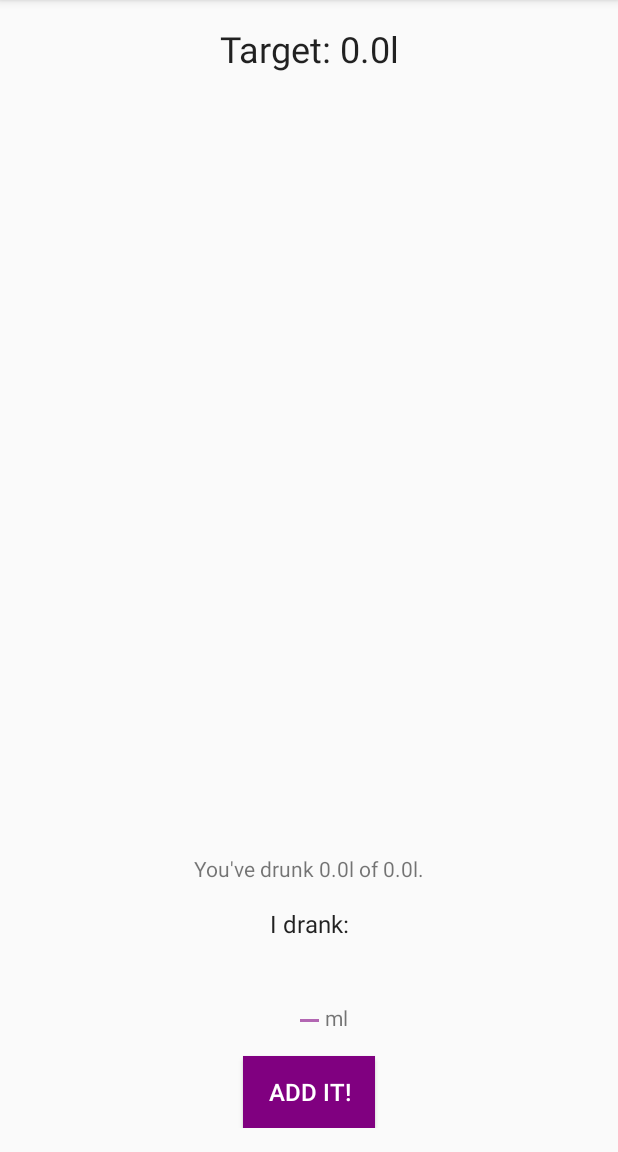
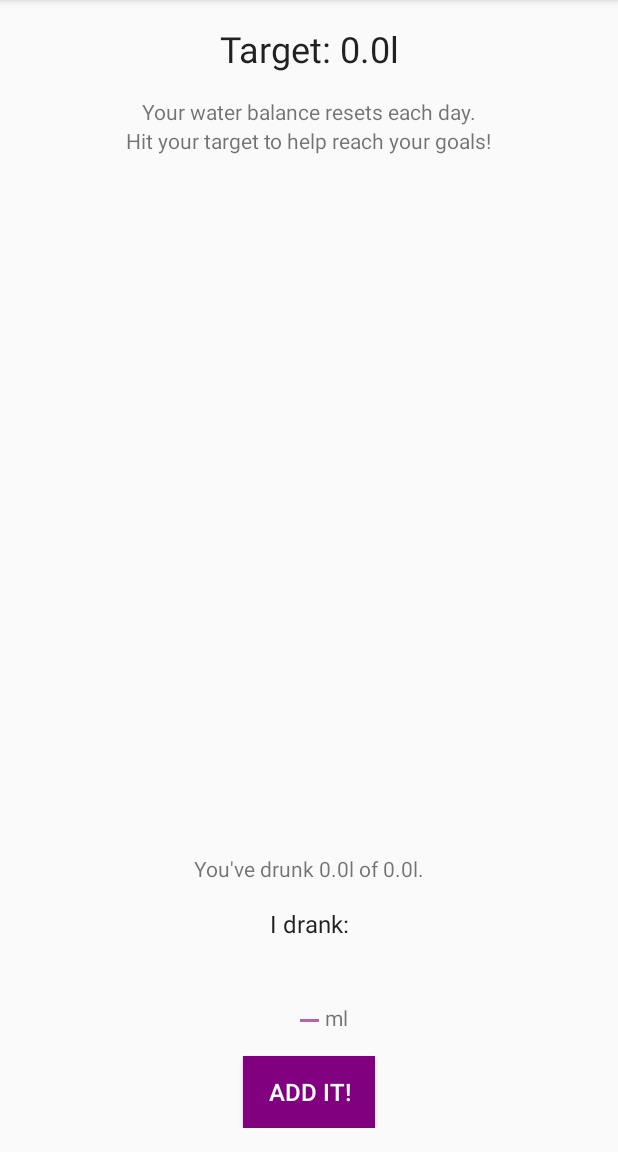
Before and after one commit to markscottUWS/MNSAProject, an Android app: the WaterActivity screen opened directly, with no data from a screen before it, on a phone screen of 412 x 824 dp, the part 84-1236 px from its top. Run offline under Robolectric (Android 15) with nearby library versions, the phone set to English and light mode, and no system bars.

Commit message:
UI water changes

```diff
--- a/app/src/main/res/layout/activity_water.xml
+++ b/app/src/main/res/layout/activity_water.xml
@@ -12,17 +12,38 @@
         android:layout_width="wrap_content"
         android:layout_height="wrap_content"
         app:layout_constraintTop_toTopOf="parent"
-        app:layout_constraintBottom_toTopOf="@id/drop_imageview"
+        app:layout_constraintBottom_toTopOf="@id/water_daily_textview"
         app:layout_constraintLeft_toLeftOf="parent"
         app:layout_constraintRight_toRightOf="parent"
         android:text="@string/water_target"
         style="@style/TextAppearance.AppCompat.Headline"/>
 
+    <TextView
+        android:id="@+id/water_daily_textview"
+        android:layout_width="wrap_content"
+        android:layout_height="wrap_content"
+        app:layout_constraintLeft_toLeftOf="parent"
+        app:layout_constraintRight_toRightOf="parent"
+        app:layout_constraintTop_toBottomOf="@id/target_textview"
+        app:layout_constraintBottom_toTopOf="@id/water_motivate"
+        android:text="@string/water_balance_day"
+        android:layout_marginTop="@dimen/margin_standard"/>
+
+    <TextView
+        android:id="@+id/water_motivate"
+        android:layout_width="wrap_content"
+        android:layout_height="wrap_content"
+        app:layout_constraintLeft_toLeftOf="parent"
+        app:layout_constraintRight_toRightOf="parent"
+        app:layout_constraintTop_toBottomOf="@id/water_daily_textview"
+        app:layout_constraintBottom_toTopOf="@id/drop_imageview"
+        android:text="@string/water_balance_motivate"/>
+
     <ImageView
         android:id="@+id/drop_imageview"
         android:layout_width="0dp"
         android:layout_height="0dp"
-        app:layout_constraintTop_toBottomOf="@id/target_textview"
+        app:layout_constraintTop_toBottomOf="@id/water_motivate"
         app:layout_constraintBottom_toTopOf="@id/so_far_textview"
         app:layout_constraintLeft_toLeftOf="parent"
         app:layout_constraintRight_toRightOf="parent"
--- a/app/src/main/res/values/strings.xml
+++ b/app/src/main/res/values/strings.xml
@@ -21,4 +21,6 @@
     <string name="add_water">Add it!</string>
     <string name="water_so_far">You\'ve drunk %1$.1fl of %2$.1fl.</string>
     <string name="no_water_value">Please enter a value for the amount of water you\'ve drunk.</string>
+    <string name="water_balance_day">Your water balance resets each day.</string>
+    <string name="water_balance_motivate">Hit your target to help reach your goals!</string>
 </resources>
```
